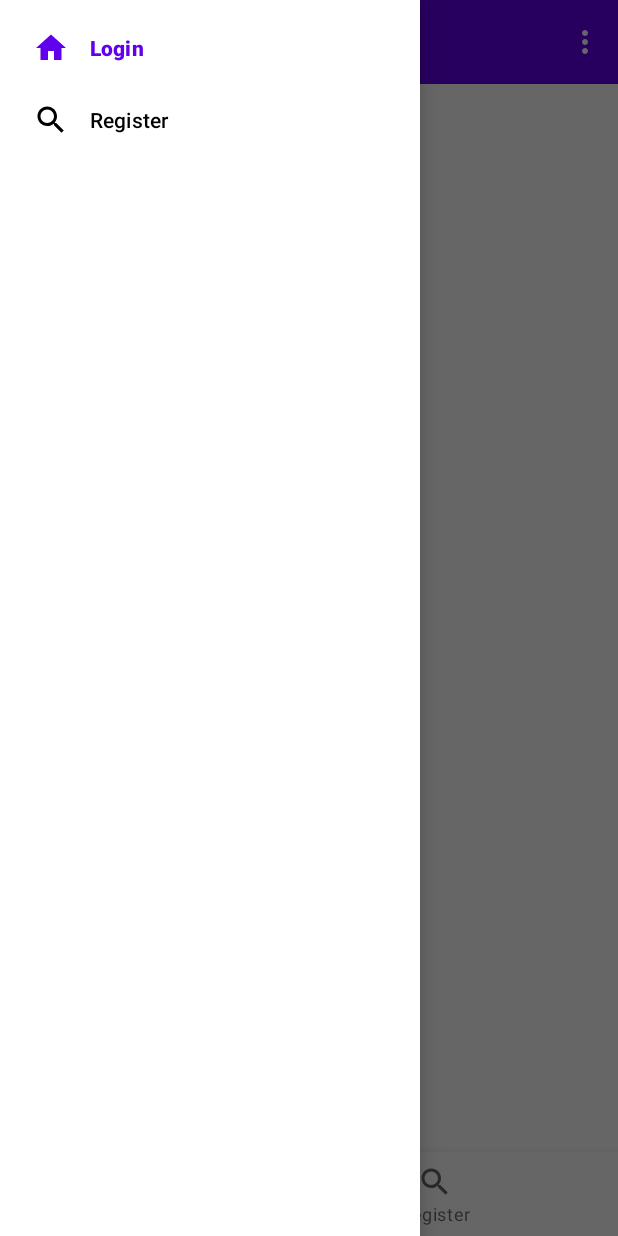
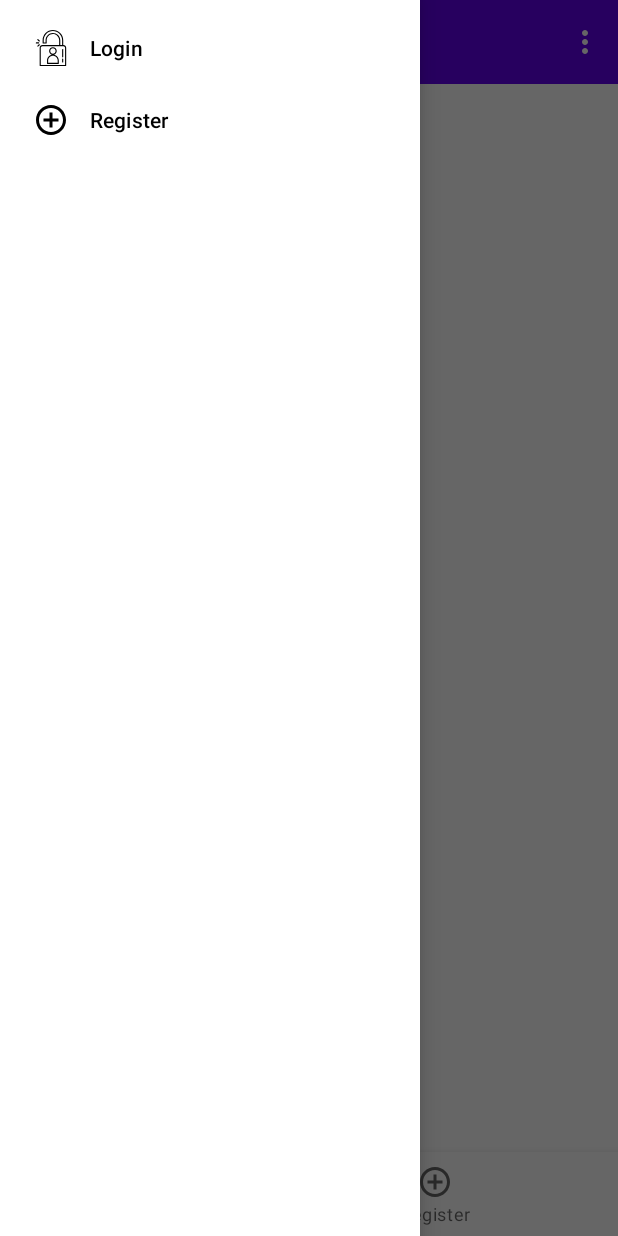
Before and after one commit to Tamashii90/android-hw, an Android app: the screen it shows after launch (MainActivity), with the side drawer open, on a phone screen of 412 x 824 dp. Run offline under Robolectric (Android 15) with nearby library versions, the light colour scheme and no system bars; our stand-ins replace navigation-ui.

Commit message:
change bottom nav icons

```diff
--- /dev/null
+++ b/app/src/main/res/drawable/ic_login.xml
@@ -0,0 +1,10 @@
+<vector android:height="24dp" android:viewportHeight="512"
+    android:viewportWidth="512" android:width="24dp" xmlns:android="http://schemas.android.com/apk/res/android">
+    <path android:fillColor="#FF000000" android:pathData="M432.624,214.472h-2.628v-67.811c0,-39.275 -15.378,-76.194 -43.302,-103.959C358.977,15.144 322.304,0 283.343,0c-0.287,0 -0.576,0.001 -0.864,0.002C202.081,0.464 136.673,66.94 136.673,148.188v36.321c0,4.355 3.53,7.885 7.885,7.885h42.053c4.355,0 7.885,-3.53 7.885,-7.885v-36.615c0,-49.193 39.459,-89.597 87.96,-90.067c23.882,-0.187 46.361,8.91 63.356,25.741c16.998,16.835 26.36,39.241 26.36,63.093v67.811H134.045c-21.74,0 -39.425,17.686 -39.425,39.425v250.218c0,4.355 3.53,7.885 7.885,7.885h361.659c4.355,0 7.885,-3.53 7.885,-7.885V253.897C472.049,232.158 454.364,214.472 432.624,214.472zM356.909,72.363c-20.009,-19.816 -46.504,-30.609 -74.605,-30.305c-57.113,0.554 -103.577,48.031 -103.577,105.836v28.73h-26.283v-28.436c0,-72.602 58.374,-132.003 130.126,-132.416c0.259,-0.001 0.512,-0.002 0.771,-0.002c34.765,0 67.497,13.519 92.235,38.115c24.924,24.782 38.651,57.731 38.651,92.776v67.811h-26.283v-67.811C387.942,118.568 376.921,92.182 356.909,72.363zM456.279,496.23H110.39V253.897c0,-13.044 10.611,-23.655 23.655,-23.655h246.037h42.029h10.513c13.044,0 23.655,10.611 23.655,23.655V496.23z"/>
+    <path android:fillColor="#FF000000" android:pathData="M297.578,350.283c22.964,-6.271 39.9,-27.304 39.9,-52.229c0,-29.855 -24.289,-54.144 -54.144,-54.144s-54.144,24.289 -54.144,54.144c0,24.925 16.936,45.958 39.9,52.229c-39.322,6.783 -69.338,41.112 -69.338,82.342v42.053c0,4.355 3.53,7.885 7.885,7.885h151.392c4.355,0 7.885,-3.53 7.885,-7.885v-42.053C366.916,391.395 336.9,357.066 297.578,350.283zM244.961,298.053c0,-21.159 17.215,-38.374 38.374,-38.374s38.374,17.215 38.374,38.374s-17.215,38.374 -38.374,38.374S244.961,319.213 244.961,298.053zM351.146,466.793H215.524v-34.168c0,-37.391 30.42,-67.811 67.811,-67.811s67.811,30.42 67.811,67.811V466.793z"/>
+    <path android:fillColor="#FF000000" android:pathData="M422.111,269.142c-4.355,0 -7.885,3.53 -7.885,7.885V382.16c0,4.355 3.53,7.885 7.885,7.885s7.885,-3.53 7.885,-7.885V277.027C429.996,272.672 426.465,269.142 422.111,269.142z"/>
+    <path android:fillColor="#FF000000" android:pathData="M422.111,403.713c-4.355,0 -7.885,3.53 -7.885,7.885v42.053c0,4.355 3.53,7.885 7.885,7.885s7.885,-3.53 7.885,-7.885v-42.053C429.996,407.243 426.465,403.713 422.111,403.713z"/>
+    <path android:fillColor="#FF000000" android:pathData="M80.546,175.305h-32.71c-4.355,0 -7.885,3.53 -7.885,7.885s3.53,7.885 7.885,7.885h32.71c4.355,0 7.885,-3.53 7.885,-7.885S84.9,175.305 80.546,175.305z"/>
+    <path android:fillColor="#FF000000" android:pathData="M95.253,150.851l-20.815,-20.815c-3.079,-3.079 -8.072,-3.079 -11.15,0c-3.079,3.079 -3.079,8.072 0,11.151l20.815,20.815c1.539,1.539 3.558,2.31 5.575,2.31s4.036,-0.77 5.575,-2.31C98.332,158.923 98.332,153.93 95.253,150.851z"/>
+    <path android:fillColor="#FF000000" android:pathData="M95.042,204.377c-3.079,-3.079 -8.072,-3.079 -11.15,0l-20.815,20.815c-3.079,3.079 -3.079,8.072 0,11.15c1.539,1.54 3.558,2.31 5.575,2.31s4.036,-0.77 5.575,-2.31l20.815,-20.815C98.122,212.45 98.122,207.457 95.042,204.377z"/>
+</vector>
--- /dev/null
+++ b/app/src/main/res/drawable/ic_register.xml
@@ -0,0 +1,10 @@
+<vector xmlns:android="http://schemas.android.com/apk/res/android"
+    android:width="24dp"
+    android:height="24dp"
+    android:viewportWidth="24"
+    android:viewportHeight="24"
+    android:tint="?attr/colorControlNormal">
+  <path
+      android:fillColor="@android:color/white"
+      android:pathData="M13,7h-2v4L7,11v2h4v4h2v-4h4v-2h-4L13,7zM12,2C6.48,2 2,6.48 2,12s4.48,10 10,10 10,-4.48 10,-10S17.52,2 12,2zM12,20c-4.41,0 -8,-3.59 -8,-8s3.59,-8 8,-8 8,3.59 8,8 -3.59,8 -8,8z"/>
+</vector>
--- a/app/src/main/res/menu/drawer_bottom_nav_menu.xml
+++ b/app/src/main/res/menu/drawer_bottom_nav_menu.xml
@@ -3,11 +3,11 @@
         >
     <item
             android:title="Login"
-            android:id="@+id/homeFragment"
-            android:icon="@drawable/ic_home"/>
+            android:id="@+id/loginFragment"
+            android:icon="@drawable/ic_login"/>
 
     <item
             android:title="Register"
-            android:id="@+id/searchFragment"
-            android:icon="@drawable/ic_search"/>
+            android:id="@+id/registerFragment"
+            android:icon="@drawable/ic_register"/>
 </menu>
```
